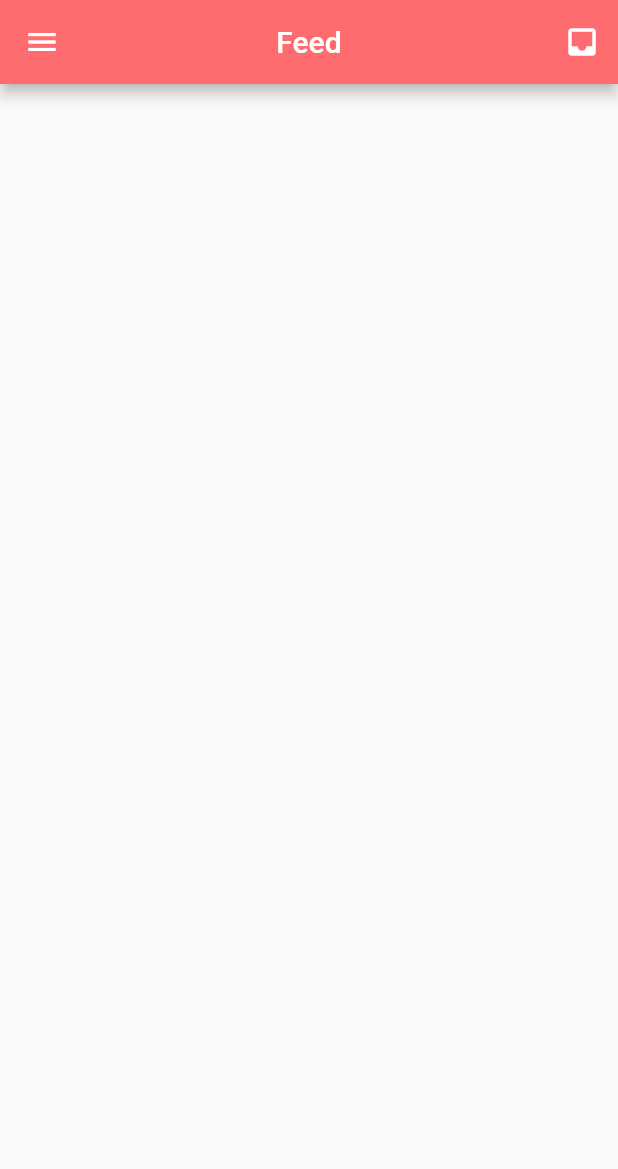
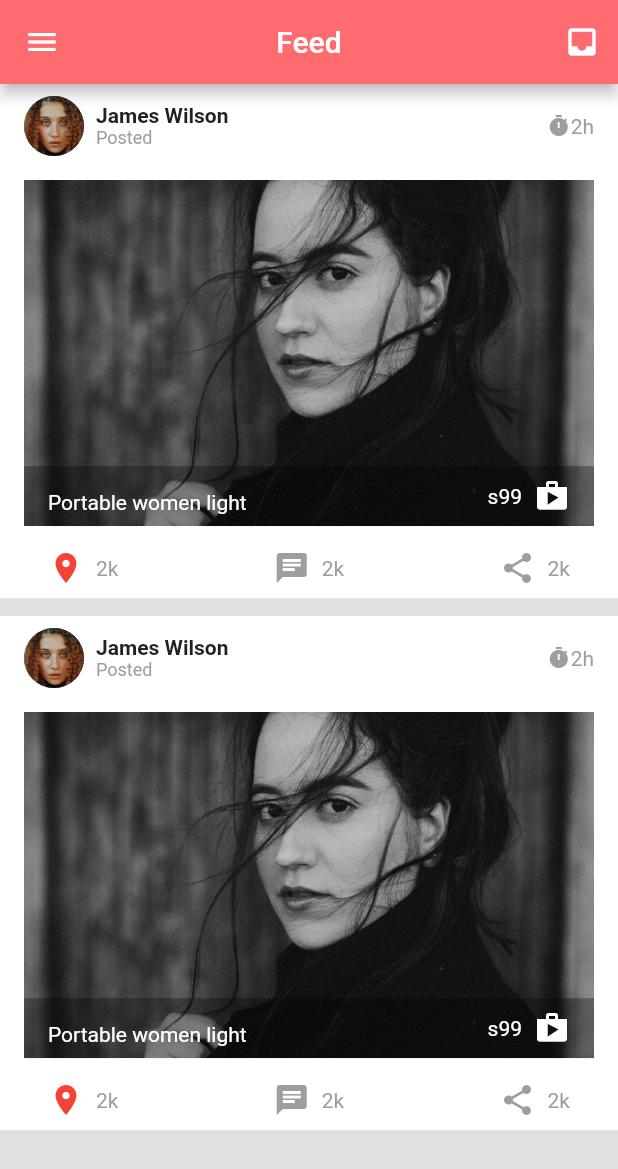
Before and after one commit to bukunmialuko/falcon102, a Flutter app: the HomeScreen screen opened directly, on a phone screen of 412 x 824 dp. Shown: the top 1169 px of the screen. Run offline on Flutter 3.47's test engine with Material 2 defaults, Android fonts, the phone set to English and light mode, and no system bars; our stand-ins replace hexcolor.

```diff
--- a/lib/main.dart
+++ b/lib/main.dart
@@ -1,6 +1,6 @@
 import 'package:flutter/material.dart';
 
-import 'screens/nav_screen.dart';
+import 'screens/home_screen.dart';
 
 void main() {
   runApp(MyApp());
@@ -16,7 +16,7 @@ class MyApp extends StatelessWidget {
         primarySwatch: Colors.blue,
         visualDensity: VisualDensity.adaptivePlatformDensity,
       ),
-      home: NavScreen(),
+      home: HomeScreen(),
     );
   }
 }
--- a/lib/screens/home_screen.dart
+++ b/lib/screens/home_screen.dart
@@ -10,6 +10,7 @@ class _HomeScreenState extends State<HomeScreen> {
   @override
   Widget build(BuildContext context) {
     return Scaffold(
+      backgroundColor: Colors.grey.shade300,
       appBar: AppBar(
         centerTitle: true,
         leading: IconButton(
@@ -28,6 +29,180 @@ class _HomeScreenState extends State<HomeScreen> {
           ))
         ],
       ),
+      body: ListView(
+        children: <Widget>[FeedCard(), FeedCard()],
+      ),
     );
   }
 }
+
+class FeedCard extends StatelessWidget {
+  const FeedCard({
+    Key key,
+  }) : super(key: key);
+
+  @override
+  Widget build(BuildContext context) {
+    return Container(
+      margin: EdgeInsets.only(bottom: 12),
+      color: Colors.white,
+      child: Column(
+        children: <Widget>[
+          Container(
+            margin: EdgeInsets.symmetric(horizontal: 16, vertical: 8),
+            child: Row(
+              crossAxisAlignment: CrossAxisAlignment.center,
+              mainAxisAlignment: MainAxisAlignment.spaceBetween,
+              children: <Widget>[
+                Row(
+                  children: <Widget>[
+                    CircleAvatar(
+                      backgroundImage: AssetImage("assets/images/img3.jpeg"),
+                      radius: 20,
+                    ),
+                    SizedBox(
+                      width: 8,
+                    ),
+                    Column(
+                      crossAxisAlignment: CrossAxisAlignment.start,
+                      children: <Widget>[
+                        Text(
+                          "James Wilson",
+                          style: TextStyle(
+                              fontSize: 14,
+                              fontWeight: FontWeight.bold,
+                              color: Colors.grey.shade900),
+                        ),
+                        Text("Posted",
+                            style: TextStyle(
+                              fontSize: 12,
+                              color: Colors.grey,
+                            ))
+                      ],
+                    )
+                  ],
+                ),
+                Row(
+                  children: <Widget>[
+                    Icon(
+                      Icons.timer,
+                      color: Colors.grey,
+                      size: 16,
+                    ),
+                    Text(
+                      "2h",
+                      style: TextStyle(
+                        color: Colors.grey,
+                      ),
+                    )
+                  ],
+                )
+              ],
+            ),
+          ),
+          Container(
+            decoration: BoxDecoration(
+                image: DecorationImage(
+                    image: AssetImage("assets/images/img1.jpg"),
+                    fit: BoxFit.cover)),
+            margin: EdgeInsets.symmetric(horizontal: 16, vertical: 8),
+            height: MediaQuery.of(context).size.height * 0.28,
+            child: Align(
+              alignment: Alignment.bottomCenter,
+              child: Container(
+                color: Color.fromRGBO(0, 0, 0, 0.3),
+                padding: EdgeInsets.symmetric(horizontal: 16, vertical: 8),
+                child: Row(
+                  verticalDirection: VerticalDirection.down,
+                  crossAxisAlignment: CrossAxisAlignment.end,
+                  mainAxisAlignment: MainAxisAlignment.spaceBetween,
+                  children: <Widget>[
+                    Text(
+                      "Portable women light",
+                      style: TextStyle(color: Colors.white),
+                    ),
+                    Row(
+                      children: <Widget>[
+                        Text(
+                          "s99",
+                          style: TextStyle(color: Colors.white),
+                        ),
+                        SizedBox(
+                          width: 8,
+                        ),
+                        Icon(
+                          Icons.shop,
+                          color: Colors.white,
+                        )
+                      ],
+                    )
+                  ],
+                ),
+              ),
+            ),
+          ),
+          Container(
+            margin: EdgeInsets.symmetric(horizontal: 32, vertical: 8),
+            child: Row(
+              mainAxisAlignment: MainAxisAlignment.spaceBetween,
+              children: <Widget>[
+                Row(
+                  children: <Widget>[
+                    InkWell(
+                      child: Icon(
+                        Icons.location_on,
+                        color: Colors.red,
+                      ),
+                      onTap: () {
+                        print("Like");
+                      },
+                    ),
+                    SizedBox(
+                      width: 8,
+                    ),
+                    Text("2k",
+                        style: TextStyle(
+                          color: Colors.grey,
+                        ))
+                  ],
+                ),
+                Row(
+                  children: <Widget>[
+                    Icon(
+                      Icons.chat,
+                      color: Colors.grey,
+                    ),
+                    SizedBox(
+                      width: 8,
+                    ),
+                    Text(
+                      "2k",
+                      style: TextStyle(
+                        color: Colors.grey,
+                      ),
+                    )
+                  ],
+                ),
+                Row(
+                  children: <Widget>[
+                    Icon(
+                      Icons.share,
+                      color: Colors.grey,
+                    ),
+                    SizedBox(
+                      width: 8,
+                    ),
+                    Text("2k",
+                        style: TextStyle(
+                          color: Colors.grey,
+                        ))
+                  ],
+                )
+              ],
+            ),
+          )
+        ],
+      ),
+    );
+  }
+}
--- a/pubspec.yaml
+++ b/pubspec.yaml
@@ -47,9 +47,8 @@ flutter:
   uses-material-design: true
 
   # To add assets to your application, add an assets section, like this:
-  # assets:
-  #   - images/a_dot_burr.jpeg
-  #   - images/a_dot_ham.jpeg
+  assets:
+    - assets/images/
 
   # An image asset can refer to one or more resolution-specific "variants", see
   # https://flutter.dev/assets-and-images/#resolution-aware.
```
Also changed, not shown: assets/images/img1.jpg (added), assets/images/img2.jpg (added), assets/images/img3.jpeg (added).
